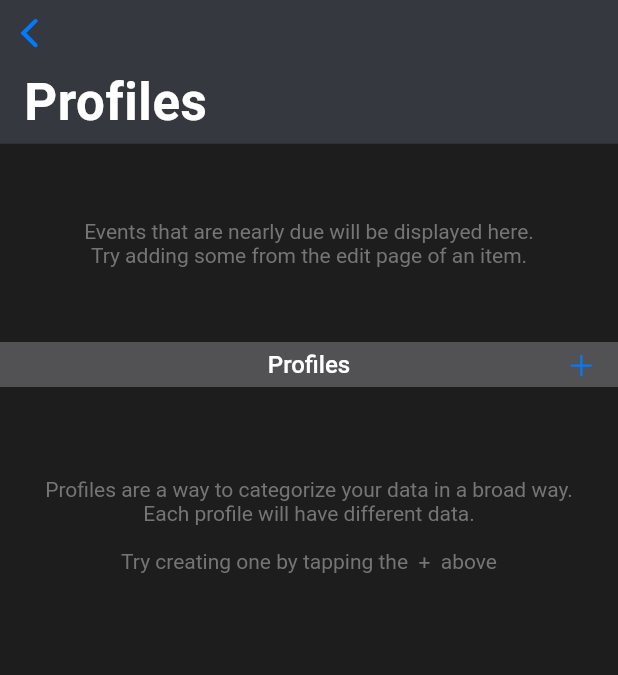
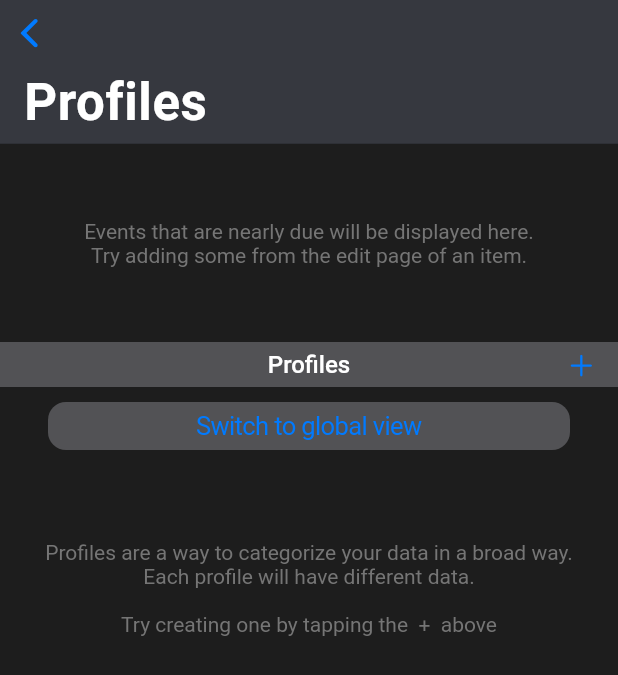
Before and after one commit to MA-SOSE2023/WallAt, a Flutter app: the ProfilesPage screen opened by its route, on a phone screen of 412 x 824 dp. Shown: the top 675 px of the screen. Run offline on Flutter 3.47's test engine with Material 2 defaults, Android fonts, the phone set to English and light mode, and no system bars; our stand-ins replace beamer, flutter_carousel_widget, flutter_riverpod, freezed_annotation, isar, photo_view and 2 more; missing offline and left inert: cunning_document_scanner, device_calendar, social_share; accounts and stored records are empty; generated files the repository leaves out were written again; statements that could not run were skipped.

Commit message:
#58-display default profile as seperate button

```diff
--- a/lib/pages/profiles/profiles_view.dart
+++ b/lib/pages/profiles/profiles_view.dart
@@ -8,6 +8,7 @@ import 'add_or_edit_profile_dialog.dart';
 import 'profile_container.dart';
 import 'profile_model.dart';
 
+import '/pages/settings/settings_model.dart';
 import '/pages/home/home_model.dart';
 import '/common/theme/custom_theme_data.dart';
 import '/common/provider.dart';
@@ -15,6 +16,7 @@ import '/common/custom_widgets/all_custom_widgets.dart'
     show
         AsyncSliverListBuilder,
         EventCard,
+        FutureOptionBuilder,
         SliverActivityIndicator,
         SliverNoElementsMessage;
 
@@ -27,17 +29,16 @@ class ProfilesPage extends ConsumerWidget {
         ref.read(Providers.profilesControllerProvider.notifier);
     List<ProfileModel> profiles =
         ref.watch(Providers.profilesControllerProvider);
+    final SettingsModel settings =
+        ref.watch(Providers.settingsControllerProvider);
+
+    Future<ProfileModel?> defaultProfile =
+        ref.read(Providers.persistenceServiceProvider).getDefaultProfile();
 
     AsyncValue<HomeModel> homeModel =
         ref.watch(Providers.homeControllerProvider);
 
     CustomThemeData theme = ref.watch(Providers.themeControllerProvider);
-
-    // TODO: add more info for default profile. maybe change name to 'Global'
-    // and place it somewhere else
-
-    // TODO: make sure that on first app start, the default profile is not
-    // only created but also selected
 
     return Scaffold(
       backgroundColor: theme.backgroundColor,
@@ -120,6 +121,46 @@ class ProfilesPage extends ConsumerWidget {
               ],
             ),
           ),
+          // Display a special button to change to the default profile
+          // Allowing the user to see all items globally
+          SliverToBoxAdapter(
+            child: FutureOptionBuilder(
+              future: defaultProfile,
+              success: (defaultProfile) => Padding(
+                padding: const EdgeInsets.fromLTRB(32.0, 0.0, 32.0, 10.0),
+                child: CupertinoButton(
+                  padding: const EdgeInsets.all(0.0),
+                  minSize: 32,
+                  color: theme.groupingColor,
+                  child: settings.selectedProfileId == defaultProfile.id
+                      ? Container(
+                          margin: const EdgeInsets.all(4),
+                          padding: const EdgeInsets.all(4),
+                          decoration: BoxDecoration(
+                            borderRadius: BorderRadius.circular(10),
+                            color: theme.backgroundColor,
+                          ),
+                          child: Text(
+                            "Currently using global view",
+                            style: TextStyle(color: theme.textColor),
+                          ),
+                        )
+                      : Text(
+                          'Switch to global view',
+                          style: TextStyle(
+                            color: theme.accentColor,
+                          ),
+                        ),
+                  onPressed: () {
+                    ref
+                        .read(Providers.settingsControllerProvider.notifier)
+                        .setProfileId(defaultProfile.id);
+                    context.beamBack();
+                  },
+                ),
+              ),
+            ),
+          ),
           if (profiles.isEmpty)
             const SliverNoElementsMessage(
               message:
@@ -138,12 +179,7 @@ class ProfilesPage extends ConsumerWidget {
                   final ProfileModel profile = profiles[index];
                   return Padding(
                     padding: const EdgeInsets.all(8.0),
-                    // Context menu to delete or edit profile
-                    // Accessed by long pressing on a profile
-                    // Should not be available for the default profile
-                    child: profile.selectedImageIndex < 0
-                        ? ProfileContainer(profile: profile)
-                        : CupertinoContextMenu(
+                    child: CupertinoContextMenu(
                       actions: [
                         CupertinoContextMenuAction(
                           trailingIcon: CupertinoIcons.pencil,
```
Also changed, not shown: lib/pages/profiles/profile_container.dart (+4 -12 lines). Lines whose indentation alone changed are shown as unchanged.
